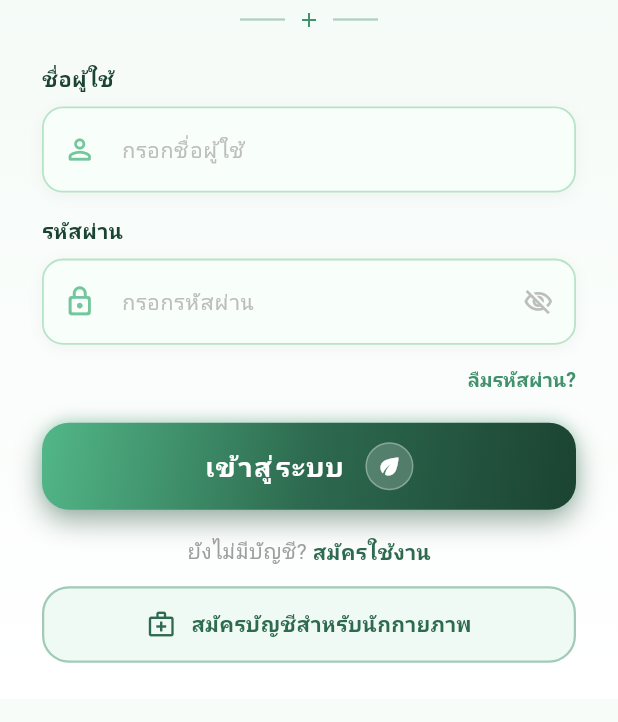
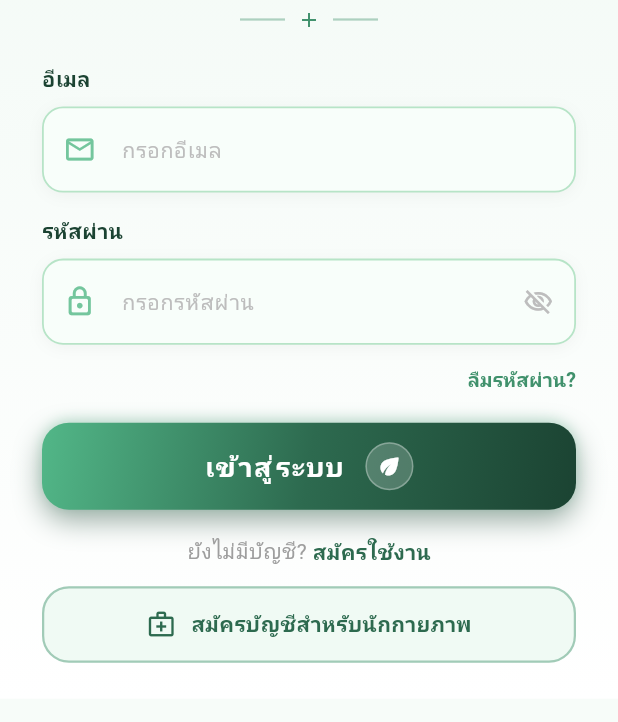
Before and after one commit to JunJun8742/healthcare-app, a Flutter app: the screen it shows after launch, on a phone screen of 412 x 824 dp, the part 477-1199 px from its top. Run offline on Flutter 3.47's test engine with Material 3 defaults, Android fonts, the phone set to English and light mode, and no system bars; our stand-ins replace cloud_firestore, firebase_auth, firebase_core, google_fonts, image_picker; accounts and stored records are empty.

Commit message:
fix: label login field as email (อีเมล) to match actual credential
The login screen's top field said ชื่อผู้ใช้ (username) but the app only
authenticates via signInWithEmailAndPassword and no username exists in the
schema, so only email ever worked. Relabel to อีเมล with matching hint and
icon, and set TextInputType.emailAddress via a new optional keyboardType
parameter on _field.

Co-Authored-By: Claude Fable 5 <noreply@anthropic.com>

```diff
--- a/lib/main.dart
+++ b/lib/main.dart
@@ -410,10 +410,10 @@ class _LoginScreenState extends State<LoginScreen> {
                 ),
                 const SizedBox(height: 22),
 
-                // ชื่อผู้ใช้
-                _label('ชื่อผู้ใช้'),
+                // อีเมล
+                _label('อีเมล'),
                 const SizedBox(height: 8),
-                _field('กรอกชื่อผู้ใช้', Icons.person_outline_rounded, emailCtrl, false),
+                _field('กรอกอีเมล', Icons.email_outlined, emailCtrl, false, keyboardType: TextInputType.emailAddress),
                 const SizedBox(height: 16),
 
                 // รหัสผ่าน
@@ -505,7 +505,7 @@ class _LoginScreenState extends State<LoginScreen> {
   Widget _label(String text) => Text(text,
     style: GoogleFonts.notoSansThai(fontWeight: FontWeight.w700, fontSize: 14, color: const Color(0xff1b4332)));
 
-  Widget _field(String hint, IconData icon, TextEditingController ctrl, bool isPass) {
+  Widget _field(String hint, IconData icon, TextEditingController ctrl, bool isPass, {TextInputType? keyboardType}) {
     return Container(
       decoration: BoxDecoration(
         color: const Color(0xffF8FEFA),
@@ -514,7 +514,7 @@ class _LoginScreenState extends State<LoginScreen> {
         boxShadow: [BoxShadow(color: Colors.black.withValues(alpha: 0.04), blurRadius: 8, offset: const Offset(0, 2))],
       ),
       child: TextField(
-        controller: ctrl,
+        controller: ctrl, keyboardType: keyboardType,
         obscureText: isPass && obscure,
         style: GoogleFonts.notoSansThai(fontSize: 15, color: textDark),
         decoration: InputDecoration(
```
